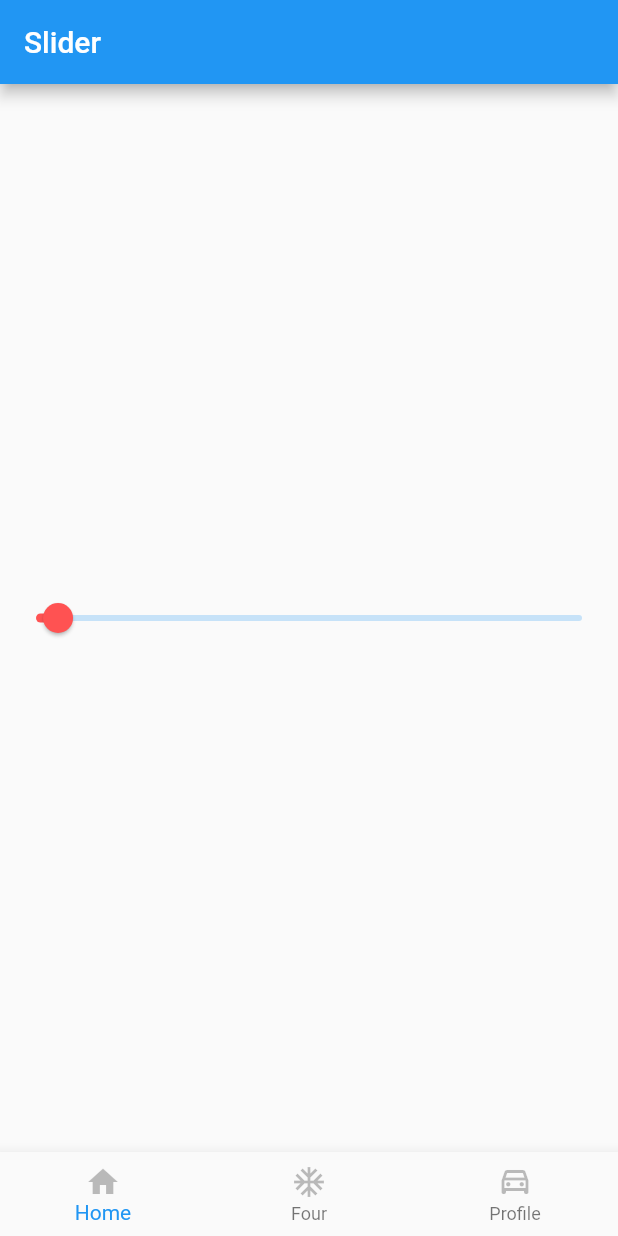
After one commit to mshakir01/cfPakistanFirstApp, a Flutter app: the screen it shows after launch, on a phone screen of 412 x 824 dp. The commit adds this screen. Run offline on Flutter 3.47's test engine with Material 2 defaults, Android fonts, the phone set to English and light mode, and no system bars.

Commit message:
update
bottom Navigation
slider

```diff
--- /dev/null
+++ b/lib/five_seasion.dart
@@ -0,0 +1,97 @@
+import 'package:flutter/material.dart';
+
+import 'fourthSeasion.dart';
+
+class FiveSeasionScreen extends StatefulWidget {
+  const FiveSeasionScreen({Key? key}) : super(key: key);
+
+  @override
+  State<FiveSeasionScreen> createState() => _FiveSeasionScreenState();
+}
+
+class _FiveSeasionScreenState extends State<FiveSeasionScreen> {
+  static List<Widget> _pages = [
+    HomeScreen(),
+    FourthSeasion(),
+    Icon(
+      Icons.car_rental_rounded,
+      size: 200,
+    ),
+  ];
+
+  int _selectedScreen = 0;
+
+  void _selectedTaped(int index) {
+    setState(() {
+      _selectedScreen = index;
+    });
+  }
+
+  @override
+  Widget build(BuildContext context) {
+    return Scaffold(
+      appBar: AppBar(
+        title: Text("Slider"),
+      ),
+      bottomNavigationBar: BottomNavigationBar(
+        onTap: _selectedTaped,
+        currentIndex: _selectedScreen,
+        items: const [
+          BottomNavigationBarItem(
+              icon: Icon(
+                Icons.home,
+                color: Colors.black26,
+              ),
+              label: "Home"),
+          BottomNavigationBarItem(
+              icon: Icon(
+                Icons.ac_unit,
+                color: Colors.black26,
+              ),
+              label: "Four"),
+          BottomNavigationBarItem(
+              icon: Icon(
+                Icons.time_to_leave_outlined,
+                color: Colors.black26,
+              ),
+              label: "Profile"),
+        ],
+      ),
+      body: Center(
+        child: _pages.elementAt(_selectedScreen),
+      ),
+    );
+  }
+}
+
+class HomeScreen extends StatefulWidget {
+  const HomeScreen({Key? key}) : super(key: key);
+
+  @override
+  State<HomeScreen> createState() => _HomeScreenState();
+}
+
+class _HomeScreenState extends State<HomeScreen> {
+  double _val = 5;
+
+  @override
+  Widget build(BuildContext context) {
+    return Scaffold(
+      body: Column(
+        mainAxisAlignment: MainAxisAlignment.center,
+        children: [
+          Slider(
+              max: 100,
+              min: 1,
+              activeColor: Colors.redAccent,
+              value: _val,
+              onChanged: (newValue) {
+                setState(() {
+                  _val = newValue;
+                });
+              })
+        ],
+      ),
+    );
+  }
+}
--- a/lib/main.dart
+++ b/lib/main.dart
@@ -1,7 +1,8 @@
-import 'package:first_app/practice.dart';
+import 'package:first_app/practice/bottom_navigatoin.dart';
 import 'package:first_app/seasion_five.dart';
 import 'package:first_app/season_two.dart';
 import 'package:flutter/material.dart';
+import 'five_seasion.dart';
 import 'fourthSeasion.dart';
 import 'home_page.dart';
 
@@ -20,7 +21,7 @@ class MyApp extends StatelessWidget {
       theme: ThemeData(
         primarySwatch: Colors.blue,
       ),
-      home:  FifthSeasion(),
+      home:  FiveSeasionScreen(),
     );
   }
 }
```
Also changed, not shown: lib/home_page.dart (+29 -4 lines), lib/practice/bottom_navigatoin.dart (added, +111 -0 lines).
